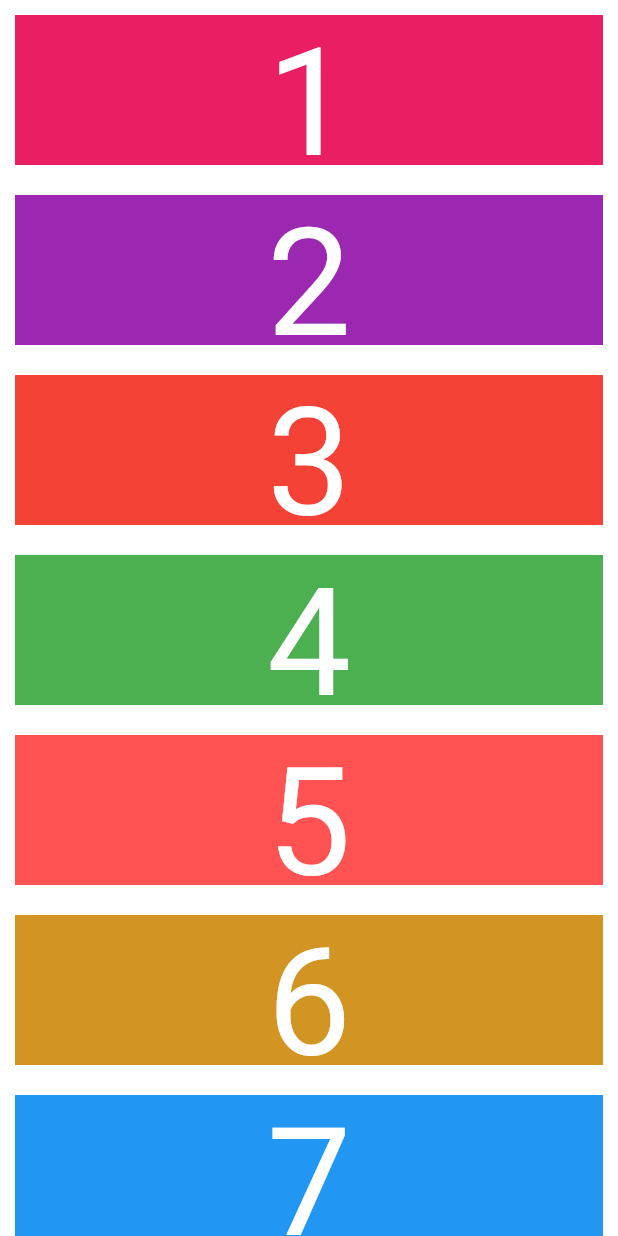
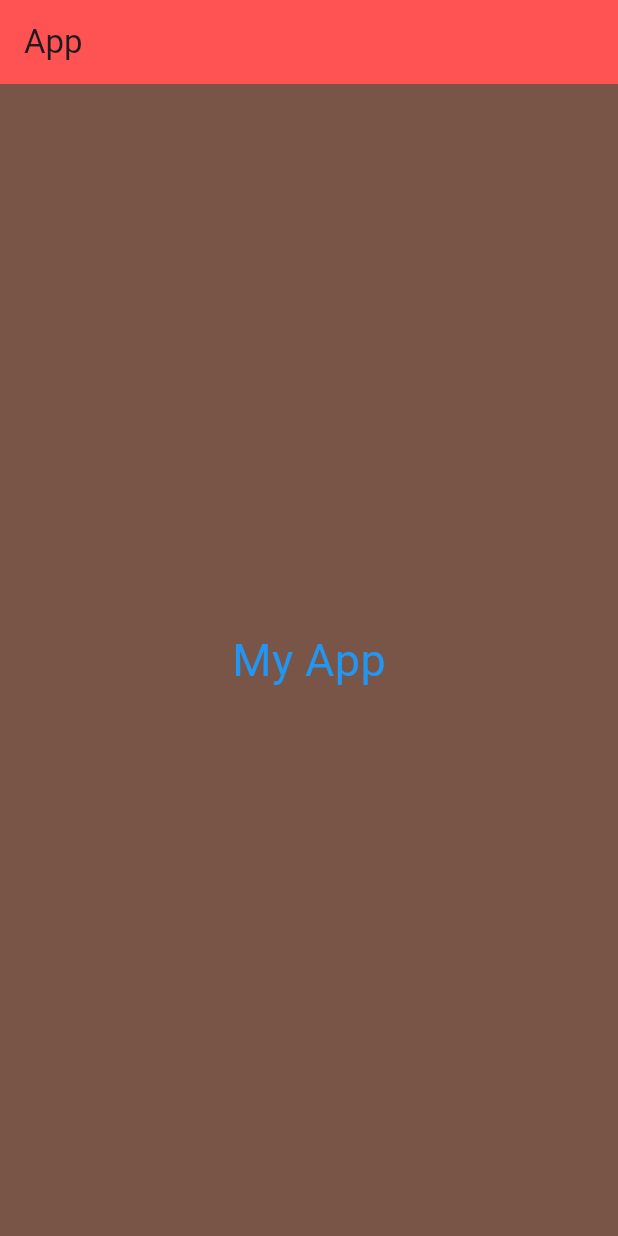
Before and after one commit to Aziz-Ru/Flutter-Basics, a Flutter app: the screen it shows after launch, on a phone screen of 412 x 824 dp. Run offline on Flutter 3.47's test engine with Material 3 defaults, Android fonts, the phone set to English and light mode, and no system bars.

Commit message:
Update commit

```diff
--- a/lib/main.dart
+++ b/lib/main.dart
@@ -7,118 +7,25 @@ void main() {
 class MyApp extends StatelessWidget {
   @override
   Widget build(BuildContext context) {
-    return Directionality(
-        textDirection: TextDirection.ltr,
-        child: ListView(
-          // vertical: 100,
-          // padding: const EdgeInsets.symmetric(horizontal: 100),
-          children: [
-            Container(
-              margin: const EdgeInsets.all(10),
-              height: 100,
-              color: Colors.pink,
-              child: const Center(
-
-                  // padding:EdgeInsets.all(5.0),
-                  child: Text(
-                '1',
+    return MaterialApp(
+        title: "Flutter",
+        home: Scaffold(
+          backgroundColor: Colors.brown,
+          appBar: AppBar(
+            backgroundColor: Colors.redAccent,
+            title: const Text(
+              'App',
+              textDirection: TextDirection.ltr,
+            ),
+          ),
+          body: const Center(
+            child: Text('My App',
                 textDirection: TextDirection.ltr,
-                style: TextStyle(fontSize: 100.0),
-              )),
-            ),
-            Container(
-              margin: const EdgeInsets.all(10),
-              height: 100,
-              color: Colors.purple,
-              child: const Center(
-
-                  // padding:EdgeInsets.all(5.0),
-                  child: Text(
-                '2',
-                textDirection: TextDirection.ltr,
-                style: TextStyle(fontSize: 100.0),
-              )),
-            ),
-            Container(
-              margin: const EdgeInsets.all(10),
-              height: 100,
-              color: Colors.red,
-              child: const Center(
-
-                  // padding:EdgeInsets.all(5.0),
-                  child: Text(
-                '3',
-                textDirection: TextDirection.ltr,
-                style: TextStyle(fontSize: 100.0),
-              )),
-            ),
-            Container(
-              margin: const EdgeInsets.all(10),
-              height: 100,
-              color: Colors.green,
-              child: const Center(
-
-                  // padding:EdgeInsets.all(5.0),
-                  child: Text(
-                '4',
-                textDirection: TextDirection.ltr,
-                style: TextStyle(fontSize: 100.0),
-              )),
-            ),
-            Container(
-              margin: const EdgeInsets.all(10),
-              height: 100,
-              color: Colors.redAccent,
-              child: const Center(
-
-                  // padding:EdgeInsets.all(5.0),
-                  child: Text(
-                '5',
-                textDirection: TextDirection.ltr,
-                style: TextStyle(fontSize: 100.0),
-              )),
-            ),
-            Container(
-              margin: const EdgeInsets.all(10),
-              height: 100,
-              color: const Color.fromARGB(255, 210, 149, 36),
-              child: const Center(
-
-                  // padding:EdgeInsets.all(5.0),
-                  child: Text(
-                '6',
-                textDirection: TextDirection.ltr,
-                style: TextStyle(fontSize: 100.0),
-              )),
-            ),
-            Container(
-              margin: const EdgeInsets.all(10),
-              height: 100,
-              color: Colors.blue,
-              child: const Center(
-
-                  // padding:EdgeInsets.all(5.0),
-                  child: Text(
-                '7',
-                textDirection: TextDirection.ltr,
-                style: TextStyle(fontSize: 100.0),
-              )),
-            ),
-            Container(
-              // padding: const EdgeInsets.all(10),
-              margin: const EdgeInsets.all(10),
-              height: 100,
-              color: Colors.yellow,
-              child: const Center(
-
-                  // padding:EdgeInsets.all(5.0),
-                  child: Text(
-                '8',
-                textDirection: TextDirection.ltr,
-                style: TextStyle(fontSize: 100.0),
-              )),
-            ),
-          ],
+                style: TextStyle(
+                    decoration: TextDecoration.none,
+                    color: Colors.blue,
+                    fontSize: 30.0)),
+          ),
         ));
   }
 }
```
